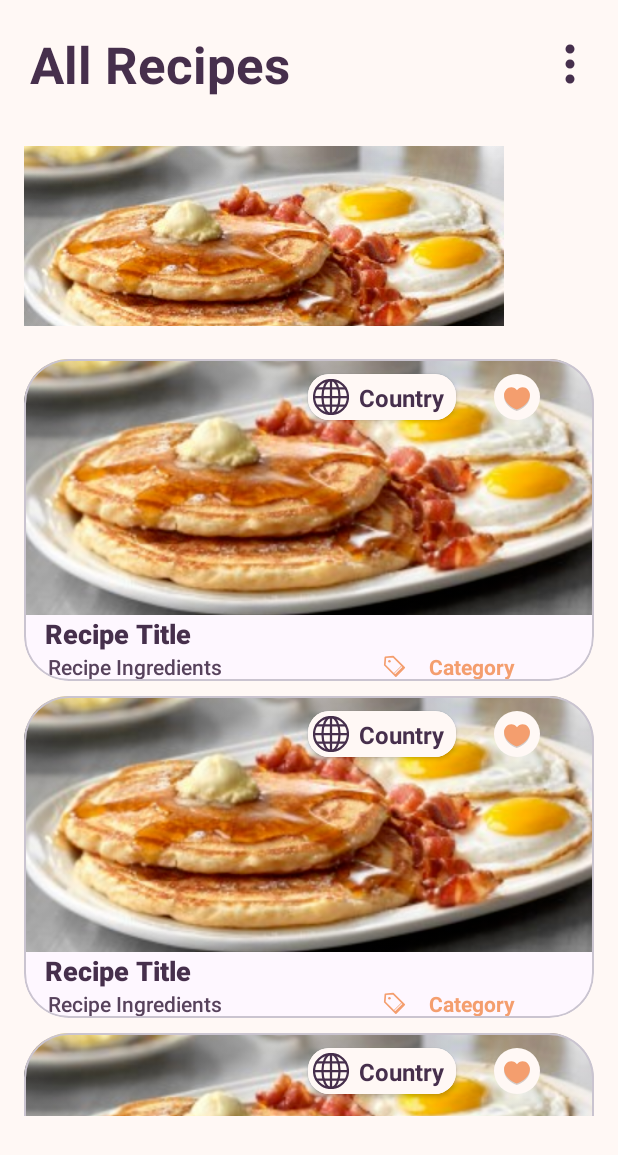
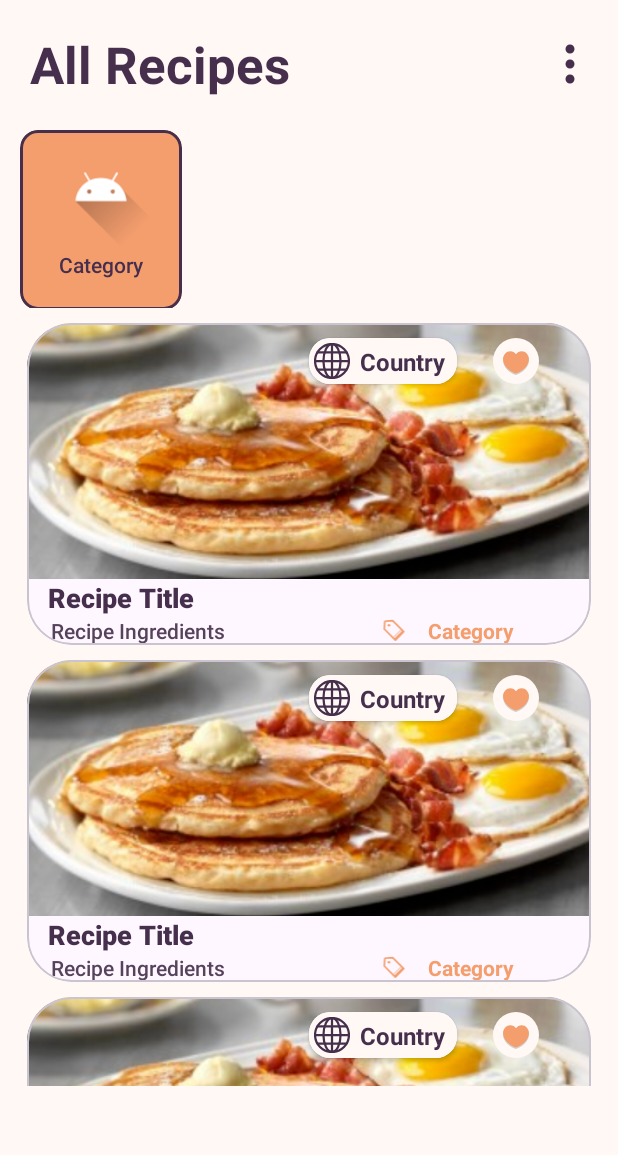
Before and after one commit to MoAwadeen/foodie, an Android app: the layout fragment_home.xml on its own in the app's theme, with its tools: preview values and no code run, on a phone screen of 412 x 824 dp. Shown: the top 1155 px of the screen. Run offline under Robolectric (Android 15) with nearby library versions, the phone set to English and light mode, and no system bars.

Commit message:
Handling horizontal_item_view.xml

```diff
--- a/app/src/main/java/iti/project/foodie/ui/viewModel/HomeViewModel.kt
+++ b/app/src/main/java/iti/project/foodie/ui/viewModel/HomeViewModel.kt
@@ -51,11 +51,12 @@ class HomeViewModel : ViewModel() {
         retrofitService.getCategories().enqueue(object : Callback<CategoriesList> {
             override fun onResponse(call: Call<CategoriesList>, response: Response<CategoriesList>) {
                 if (response.isSuccessful) {
-                    response.body()?.categories?.let {
-                        categoriesLiveData.value = it
+                    response.body()?.let {
+                        categoriesLiveData.postValue(it.categories)
                     }
                 }
             }
+
 
             override fun onFailure(call: Call<CategoriesList>, t: Throwable) {
                 Log.d("HomeViewModel", "Error fetching categories: ${t.message}")
--- a/app/src/main/res/layout/fragment_home.xml
+++ b/app/src/main/res/layout/fragment_home.xml
@@ -41,13 +41,13 @@
             android:id="@+id/horizontalRecView"
             android:layout_width="match_parent"
             android:layout_height="120dp"
+            android:layout_marginStart="12dp"
+            android:backgroundTint="#02000000"
+            app:layout_constraintBottom_toTopOf="@id/verticalRecView"
+            app:layout_constraintEnd_toEndOf="parent"
             app:layout_constraintStart_toStartOf="parent"
-            app:layout_constraintEnd_toEndOf="parent"
             app:layout_constraintTop_toBottomOf="@id/titleView"
-            app:layout_constraintBottom_toTopOf="@id/verticalRecView"
-            android:layout_margin="12dp"
-            tools:listitem="@layout/horizontal_item_view"
-            app:layoutManager="com.google.android.material.carousel.CarouselLayoutManager" />
+            tools:listitem="@layout/horizontal_item_view" />
 
         <androidx.recyclerview.widget.RecyclerView
             android:id="@+id/verticalRecView"
@@ -55,8 +55,8 @@
             android:layout_height="0dp"
             app:layout_constraintStart_toStartOf="parent"
             app:layout_constraintEnd_toEndOf="parent"
-            android:layout_marginHorizontal="6dp"
-            android:layout_marginBottom="80dp"
+            android:layout_marginHorizontal="8dp"
+            android:layout_marginBottom="100dp"
             app:layout_constraintTop_toBottomOf="@id/horizontalRecView"
             app:layout_constraintBottom_toBottomOf="parent"
             tools:listitem="@layout/vertical_item_view"
--- a/app/src/main/res/layout/horizontal_item_view.xml
+++ b/app/src/main/res/layout/horizontal_item_view.xml
@@ -1,34 +1,41 @@
-<androidx.constraintlayout.widget.ConstraintLayout xmlns:android="http://schemas.android.com/apk/res/android"
+<com.google.android.material.card.MaterialCardView xmlns:android="http://schemas.android.com/apk/res/android"
     xmlns:app="http://schemas.android.com/apk/res-auto"
+    android:id="@+id/card"
     android:layout_width="wrap_content"
     android:layout_height="wrap_content"
-    xmlns:tools="http://schemas.android.com/tools"
+    android:layout_margin="1dp"
+    android:elevation="20dp"
+    android:foreground="@color/light_orange"
+    app:cardBackgroundColor="@color/light_orange"
+    android:checkable="true"
+    app:strokeColor="@color/purple"
+    app:strokeWidth="2dp">
+
+    <LinearLayout xmlns:tools="http://schemas.android.com/tools"
+        android:layout_width="100dp"
+        android:layout_height="120dp"
         android:layout_marginStart="4dp"
         android:layout_marginEnd="4dp"
-    android:background="@color/light_purple">
+        android:orientation="vertical">
 
         <ImageView
             android:id="@+id/categoryView"
-        android:layout_width="match_parent"
-        android:layout_height="150dp"
-        android:scaleType="centerCrop"
-        app:layout_constraintStart_toStartOf="parent"
-        app:layout_constraintTop_toTopOf="parent"
-        app:layout_constraintEnd_toEndOf="parent"
-        app:layout_constraintBottom_toTopOf="@id/categoryName"
-        tools:src="@drawable/breakfast" />
+            android:layout_width="100dp"
+            android:layout_height="80dp"
+            android:scaleType="fitCenter"
+            tools:ignore="ContentDescription"
+            tools:src="@drawable/ic_launcher_foreground" />
 
         <TextView
             android:id="@+id/categoryName"
-        android:layout_width="wrap_content"
+            android:layout_width="match_parent"
             android:layout_height="wrap_content"
+            android:fontFamily="sans-serif-medium"
+            android:textAlignment="center"
             android:textColor="@color/purple"
             android:textSize="14sp"
-        android:fontFamily="sans-serif-medium"
-        app:layout_constraintStart_toStartOf="parent"
-        app:layout_constraintEnd_toEndOf="parent"
-        app:layout_constraintBottom_toBottomOf="parent"
-        app:layout_constraintTop_toBottomOf="@id/categoryView"
             tools:text="Category" />
 
-</androidx.constraintlayout.widget.ConstraintLayout>
+    </LinearLayout>
+
+</com.google.android.material.card.MaterialCardView>
--- a/app/src/main/res/values-night/themes.xml
+++ b/app/src/main/res/values-night/themes.xml
@@ -7,4 +7,5 @@
 
     <style name="Theme.Foodie" parent="Base.Theme.Foodie" />
 
+
 </resources>
```
Lines whose indentation alone changed are shown as unchanged.
